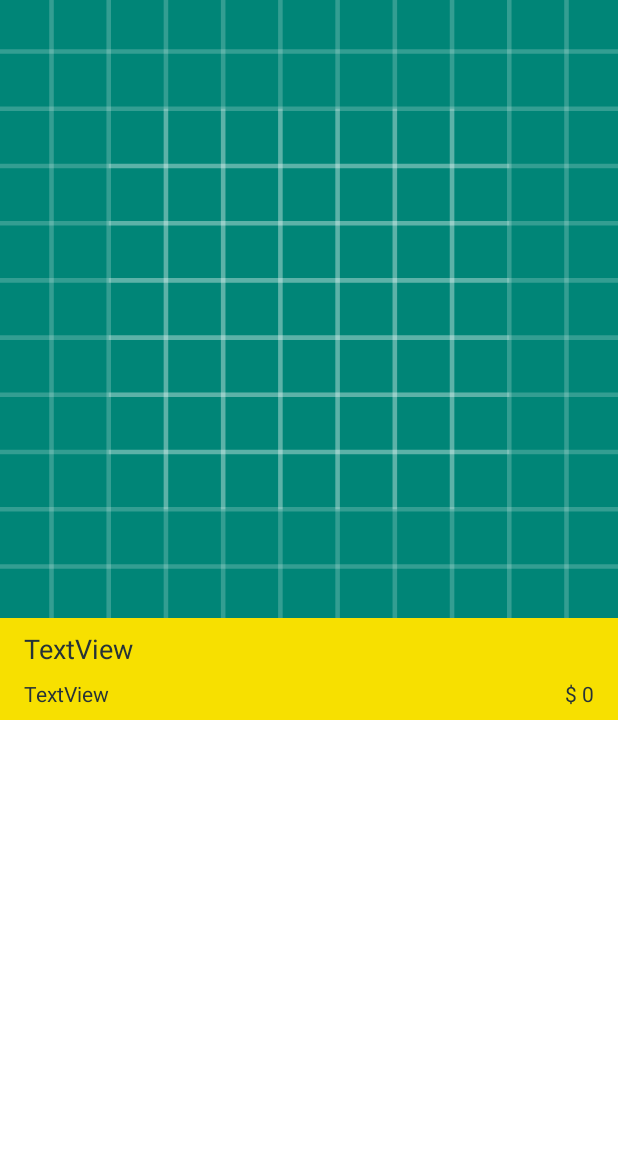
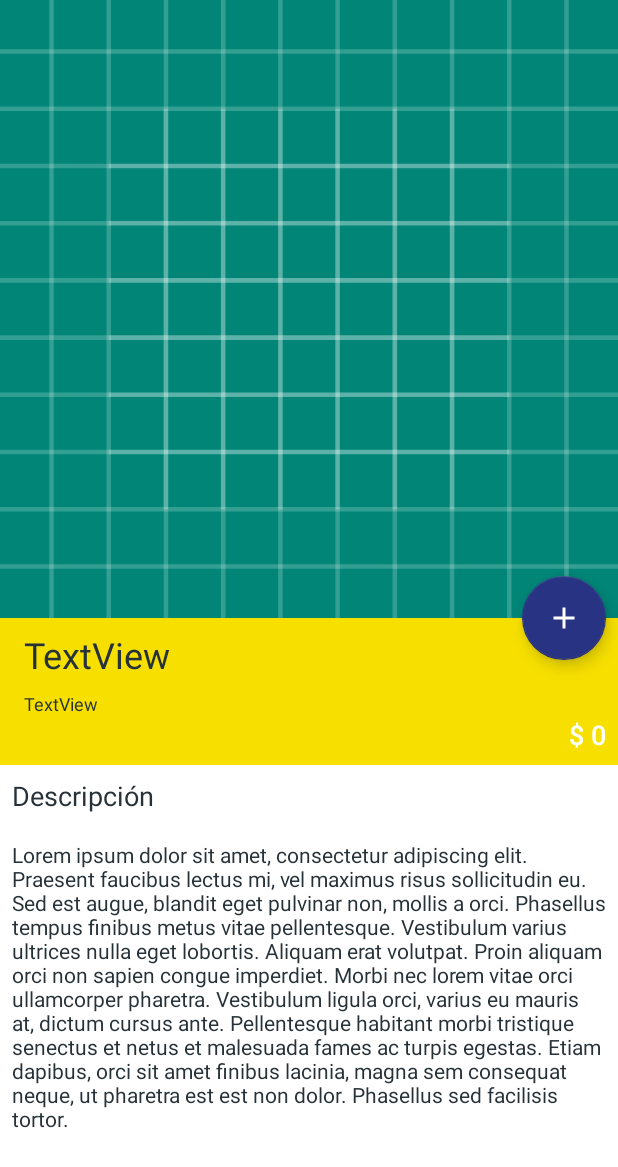
Before and after one commit to rmiragaya/Meli-Android, an Android app: the DetallesProducto screen opened directly, with no data from a screen before it, on a phone screen of 412 x 824 dp. Shown: the top 1167 px of the screen. Run offline under Robolectric (Android 15) with nearby library versions, the phone set to English and light mode, and no system bars; our stand-ins replace Picasso; pictures from the network do not load; 6 statements that could not run were skipped.

Commit message:
Carro de compras

```diff
--- a/app/src/main/AndroidManifest.xml
+++ b/app/src/main/AndroidManifest.xml
@@ -11,7 +11,8 @@
         android:roundIcon="@mipmap/ic_launcher_round"
         android:supportsRtl="true"
         android:theme="@style/AppTheme">
-        <activity android:name=".DetallesProducto"></activity>
+        <activity android:name=".CarroDeCompras"></activity>
+        <activity android:name=".DetallesProducto" />
         <activity android:name=".MainActivity">
             <intent-filter>
                 <action android:name="android.intent.action.MAIN" />
--- a/app/src/main/java/com/rodrigomiragaya/meliandroidcandidate/DetallesProducto.java
+++ b/app/src/main/java/com/rodrigomiragaya/meliandroidcandidate/DetallesProducto.java
@@ -5,10 +5,14 @@ import androidx.appcompat.app.AppCompatActivity;
 import android.content.Intent;
 import android.os.Bundle;
 import android.util.Log;
+import android.view.View;
 import android.widget.ImageView;
 import android.widget.TextView;
+import android.widget.Toast;
 
+import com.google.android.material.floatingactionbutton.FloatingActionButton;
 import com.rodrigomiragaya.meliandroidcandidate.Obj.Producto;
+import com.rodrigomiragaya.meliandroidcandidate.Singl.CarroComprasSingleton;
 import com.squareup.picasso.Picasso;
 
 import static com.rodrigomiragaya.meliandroidcandidate.MainActivity.DETALLE_PRODUCTO;
@@ -18,7 +22,11 @@ import static com.rodrigomiragaya.meliandroidcandidate.MainActivity.EXTRA_TITULO
 
 public class DetallesProducto extends AppCompatActivity {
     private static final String TAG = "DetallesProducto";
-    TextView tituloProducto, precio, state;
+    private TextView tituloProducto, precio, state, descripcionProducto;
+    private ImageView mercadoPago;
+    private Producto producto;
+    private FloatingActionButton addProducto;
+    private CarroComprasSingleton carroComprasSingleton = CarroComprasSingleton.getInstance();
 
     @Override
     protected void onCreate(Bundle savedInstanceState) {
@@ -26,7 +34,7 @@ public class DetallesProducto extends AppCompatActivity {
         setContentView(R.layout.activity_detalles_producto);
 
         Intent intent = getIntent();
-        Producto producto =intent.getParcelableExtra(DETALLE_PRODUCTO);
+        producto =intent.getParcelableExtra(DETALLE_PRODUCTO);
         Log.d(TAG, "producto llega a Detalle = " + producto.toString());
 
         ImageView imageView = findViewById(R.id.imagenProductoDetalleId);
@@ -39,8 +47,30 @@ public class DetallesProducto extends AppCompatActivity {
         precio.setText("$ " + b);
 
         state = findViewById(R.id.stateDetalleProducto);
+        state.setText(producto.getVendorAddres().getProvincia() + "\n" + producto.getVendorAddres().getCiudadOBarrio());
 
-        state.setText(producto.getVendorAddres().getProvincia() + "\n" + producto.getVendorAddres().getCiudadOBarrio());
+        descripcionProducto = findViewById(R.id.descripcionProductoId);
+        //como no tengo acceso a la descripcion del producto, la creo yo
+        descripcionProducto.setText(getResources().getString(R.string.descripcion_producto));
+
+        //muestra logo MPago si el producto lo tiene.
+        mercadoPago = findViewById(R.id.mercadoPagoId);
+        if (producto.isMercadopago()){
+            mercadoPago.setVisibility(View.VISIBLE);
+        }
+
+        addProducto = findViewById(R.id.fabAddProducto);
+        addProducto.setOnClickListener(new View.OnClickListener() {
+            @Override
+            public void onClick(View view) {
+                carroComprasSingleton.addProductoAlCarro(producto);
+                Toast.makeText(DetallesProducto.this, "Agregado a tu carro de compras!!!", Toast.LENGTH_SHORT).show();
+                Log.d(TAG, carroComprasSingleton.getListaCarro().size() + "productos ");
+
+            }
+        });
+
+
 
 
 
--- /dev/null
+++ b/app/src/main/res/drawable/whiteadd.xml
@@ -0,0 +1,5 @@
+<vector android:height="24dp" android:tint="#FFFFFF"
+    android:viewportHeight="24.0" android:viewportWidth="24.0"
+    android:width="24dp" xmlns:android="http://schemas.android.com/apk/res/android">
+    <path android:fillColor="#FF000000" android:pathData="M19,13h-6v6h-2v-6H5v-2h6V5h2v6h6v2z"/>
+</vector>
--- a/app/src/main/res/layout/activity_detalles_producto.xml
+++ b/app/src/main/res/layout/activity_detalles_producto.xml
@@ -1,27 +1,18 @@
 <?xml version="1.0" encoding="utf-8"?>
-<androidx.constraintlayout.widget.ConstraintLayout xmlns:android="http://schemas.android.com/apk/res/android"
-    xmlns:app="http://schemas.android.com/apk/res-auto"
-    xmlns:tools="http://schemas.android.com/tools"
-    android:layout_width="match_parent"
-    android:layout_height="match_parent"
-    tools:context=".DetallesProducto">
-
-    <androidx.constraintlayout.widget.ConstraintLayout
-        android:id="@+id/nestedScrollView2"
+    <androidx.core.widget.NestedScrollView
+        xmlns:android="http://schemas.android.com/apk/res/android"
+        xmlns:app="http://schemas.android.com/apk/res-auto"
+        xmlns:tools="http://schemas.android.com/tools"
         android:layout_width="match_parent"
         android:layout_height="match_parent"
+        tools:context=".DetallesProducto"
         android:fillViewport="true">
 
         <androidx.constraintlayout.widget.ConstraintLayout
-            android:id="@+id/linearLayout2"
+            android:id="@+id/constraint"
             android:layout_width="match_parent"
             android:layout_height="match_parent"
-            android:background="@color/blanco"
-            android:orientation="vertical"
-            tools:layout_conversion_absoluteHeight="731dp"
-            tools:layout_conversion_absoluteWidth="411dp"
-            tools:layout_editor_absoluteX="0dp"
-            tools:layout_editor_absoluteY="0dp">
+            android:background="@color/blanco">
 
             <ImageView
                 android:id="@+id/imagenProductoDetalleId"
@@ -37,6 +28,7 @@
                 tools:layout_conversion_absoluteWidth="0dp" />
 
             <androidx.constraintlayout.widget.ConstraintLayout
+                android:id="@+id/constraintLayout"
                 android:layout_width="0dp"
                 android:layout_height="wrap_content"
                 android:background="@color/colorPrimary"
@@ -50,12 +42,11 @@
                     android:layout_height="wrap_content"
                     android:layout_marginStart="16dp"
                     android:layout_marginTop="8dp"
-                    android:layout_marginEnd="16dp"
+                    android:layout_marginEnd="8dp"
                     android:text="TextView"
                     android:textColor="@color/gris"
-                    android:textSize="18sp"
-                    app:layout_constraintEnd_toEndOf="parent"
-                    app:layout_constraintHorizontal_bias="0.0"
+                    android:textSize="24sp"
+                    app:layout_constraintEnd_toStartOf="@+id/precioDetalleProducto"
                     app:layout_constraintStart_toStartOf="parent"
                     app:layout_constraintTop_toTopOf="parent" />
 
@@ -64,10 +55,9 @@
                     android:layout_width="wrap_content"
                     android:layout_height="wrap_content"
                     android:layout_marginTop="8dp"
-                    android:layout_marginBottom="8dp"
                     android:text="TextView"
                     android:textColor="@color/gris"
-                    app:layout_constraintBottom_toBottomOf="parent"
+                    android:textSize="12sp"
                     app:layout_constraintStart_toStartOf="@+id/titulodetalleproducto"
                     app:layout_constraintTop_toBottomOf="@+id/titulodetalleproducto" />
 
@@ -75,13 +65,71 @@
                     android:id="@+id/precioDetalleProducto"
                     android:layout_width="wrap_content"
                     android:layout_height="wrap_content"
+                    android:layout_marginEnd="8dp"
+                    android:layout_marginBottom="8dp"
+                    android:fontFamily="sans-serif-medium"
                     android:text="TextView"
-                    android:textColor="@color/gris"
-                    app:layout_constraintBottom_toBottomOf="@+id/stateDetalleProducto"
-                    app:layout_constraintEnd_toEndOf="@+id/titulodetalleproducto" />
+                    android:textColor="#FFFFFF"
+                    android:textSize="18sp"
+                    app:layout_constraintBottom_toBottomOf="parent"
+                    app:layout_constraintEnd_toEndOf="parent"
+                    app:layout_constraintTop_toBottomOf="@+id/stateDetalleProducto" />
+
             </androidx.constraintlayout.widget.ConstraintLayout>
 
+            <TextView
+                android:id="@+id/tituloDescripcion"
+                android:layout_width="wrap_content"
+                android:layout_height="wrap_content"
+                android:layout_marginStart="8dp"
+                android:layout_marginTop="8dp"
+                android:text="Descripción"
+                android:textColor="@color/gris"
+                android:textSize="18sp"
+                app:layout_constraintStart_toStartOf="parent"
+                app:layout_constraintTop_toBottomOf="@+id/constraintLayout" />
+
+            <ImageView
+                android:id="@+id/mercadoPagoId"
+                android:layout_width="wrap_content"
+                android:layout_height="wrap_content"
+                android:layout_marginTop="8dp"
+                android:layout_marginEnd="8dp"
+                android:visibility="invisible"
+                app:layout_constraintEnd_toEndOf="parent"
+                app:layout_constraintTop_toBottomOf="@+id/constraintLayout"
+                app:srcCompat="@drawable/mercadopago"
+                tools:visibility="visible" />
+
+            <TextView
+                android:id="@+id/descripcionProductoId"
+                android:layout_width="0dp"
+                android:layout_height="wrap_content"
+                android:layout_marginStart="8dp"
+                android:layout_marginTop="8dp"
+                android:layout_marginEnd="8dp"
+                android:layout_marginBottom="8dp"
+                android:text="TextView"
+                android:textColor="@color/gris"
+                app:layout_constraintBottom_toBottomOf="parent"
+                app:layout_constraintEnd_toEndOf="parent"
+                app:layout_constraintHorizontal_bias="0.0"
+                app:layout_constraintStart_toStartOf="parent"
+                app:layout_constraintTop_toBottomOf="@+id/mercadoPagoId"
+                app:layout_constraintVertical_bias="0.0" />
+
+            <com.google.android.material.floatingactionbutton.FloatingActionButton
+                android:id="@+id/fabAddProducto"
+                android:layout_width="wrap_content"
+                android:layout_height="wrap_content"
+                android:layout_marginEnd="8dp"
+                android:layout_marginBottom="8dp"
+                android:clickable="true"
+                android:src="@drawable/whiteadd"
+                app:backgroundTint="@color/colorAccent"
+                app:layout_constraintBottom_toTopOf="@+id/constraintLayout"
+                app:layout_constraintEnd_toEndOf="parent"
+                app:layout_constraintTop_toTopOf="@+id/constraintLayout" />
+
         </androidx.constraintlayout.widget.ConstraintLayout>
-    </androidx.constraintlayout.widget.ConstraintLayout>
-
-</androidx.constraintlayout.widget.ConstraintLayout>
+    </androidx.core.widget.NestedScrollView>
--- a/app/src/main/res/values/strings.xml
+++ b/app/src/main/res/values/strings.xml
@@ -1,4 +1,5 @@
 <resources>
     <string name="app_name">MeliAndroidCandidate</string>
+    <string name="descripcion_producto">Lorem ipsum dolor sit amet, consectetur adipiscing elit. Praesent faucibus lectus mi, vel maximus risus sollicitudin eu. Sed est augue, blandit eget pulvinar non, mollis a orci. Phasellus tempus finibus metus vitae pellentesque. Vestibulum varius ultrices nulla eget lobortis. Aliquam erat volutpat. Proin aliquam orci non sapien congue imperdiet. Morbi nec lorem vitae orci ullamcorper pharetra. Vestibulum ligula orci, varius eu mauris at, dictum cursus ante. Pellentesque habitant morbi tristique senectus et netus et malesuada fames ac turpis egestas. Etiam dapibus, orci sit amet finibus lacinia, magna sem consequat neque, ut pharetra est est non dolor. Phasellus sed facilisis tortor.</string>
 
 </resources>
```
Also changed, not shown: app/src/main/java/com/rodrigomiragaya/meliandroidcandidate/CarroDeCompras.java (added, +68 -0 lines), app/src/main/java/com/rodrigomiragaya/meliandroidcandidate/MainActivity.java (+12 -0 lines), app/src/main/java/com/rodrigomiragaya/meliandroidcandidate/RecyclerCarroAdapter.java (added, +51 -0 lines), app/src/main/java/com/rodrigomiragaya/meliandroidcandidate/Singl/CarroComprasSingleton.java (added, +49 -0 lines), app/src/main/res/layout/activity_carro_de_compras.xml (added, +73 -0 lines), app/src/main/res/layout/main_test.xml (+11 -0 lines), app/src/main/res/drawable-v24/mercadopago.png (added), app/src/main/res/drawable/mercadopago.png (added).
